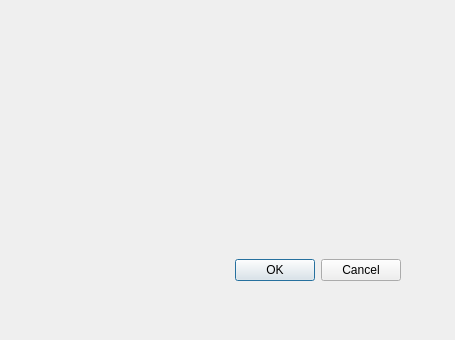
Above: source/dialogcolorselect.ui from leuat/TRSE before the change. Below: the same form after it.
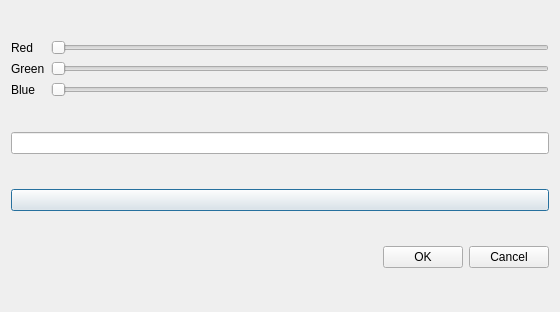
That is the form after the change.

The edit to the form file:
```diff
--- a/source/dialogcolorselect.ui
+++ b/source/dialogcolorselect.ui
@@ -6,22 +6,80 @@
    <rect>
     <x>0</x>
     <y>0</y>
-    <width>455</width>
-    <height>340</height>
+    <width>560</width>
+    <height>312</height>
    </rect>
   </property>
   <property name="windowTitle">
    <string>Dialog</string>
   </property>
-  <widget class="QWidget" name="horizontalLayoutWidget">
-   <property name="geometry">
-    <rect>
-     <x>90</x>
-     <y>230</y>
-     <width>311</width>
-     <height>80</height>
-    </rect>
-   </property>
+  <layout class="QVBoxLayout" name="verticalLayout">
+   <item>
+    <layout class="QGridLayout" name="gridLayout">
+     <item row="2" column="0">
+      <widget class="QLabel" name="label_3">
+       <property name="text">
+        <string>Blue</string>
+       </property>
+      </widget>
+     </item>
+     <item row="0" column="0">
+      <widget class="QLabel" name="label">
+       <property name="text">
+        <string>Red</string>
+       </property>
+      </widget>
+     </item>
+     <item row="1" column="0">
+      <widget class="QLabel" name="label_2">
+       <property name="text">
+        <string>Green</string>
+       </property>
+      </widget>
+     </item>
+     <item row="0" column="1">
+      <widget class="QSlider" name="slRed">
+       <property name="maximum">
+        <number>255</number>
+       </property>
+       <property name="orientation">
+        <enum>Qt::Horizontal</enum>
+       </property>
+      </widget>
+     </item>
+     <item row="1" column="1">
+      <widget class="QSlider" name="slGreen">
+       <property name="maximum">
+        <number>255</number>
+       </property>
+       <property name="orientation">
+        <enum>Qt::Horizontal</enum>
+       </property>
+      </widget>
+     </item>
+     <item row="2" column="1">
+      <widget class="QSlider" name="slBlue">
+       <property name="maximum">
+        <number>255</number>
+       </property>
+       <property name="orientation">
+        <enum>Qt::Horizontal</enum>
+       </property>
+      </widget>
+     </item>
+    </layout>
+   </item>
+   <item>
+    <widget class="QLineEdit" name="leValue"/>
+   </item>
+   <item>
+    <widget class="QPushButton" name="btnColor">
+     <property name="text">
+      <string/>
+     </property>
+    </widget>
+   </item>
+   <item>
    <layout class="QHBoxLayout" name="horizontalLayout">
     <item>
      <spacer name="horizontalSpacer">
@@ -51,7 +109,8 @@
      </widget>
     </item>
    </layout>
-  </widget>
+   </item>
+  </layout>
  </widget>
  <resources/>
  <connections/>
```
Lines whose indentation alone changed are shown as unchanged.
